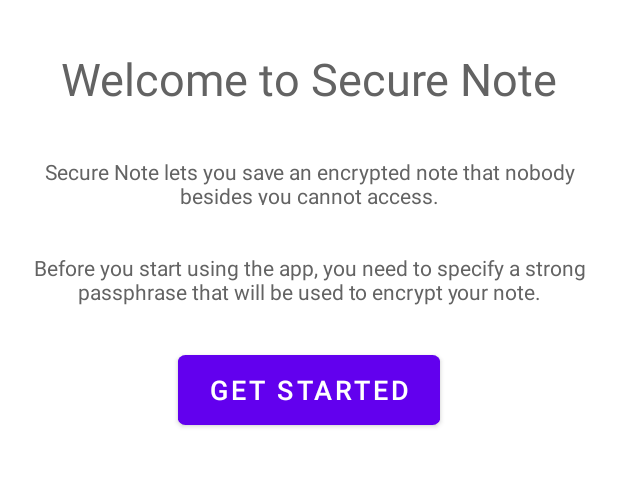
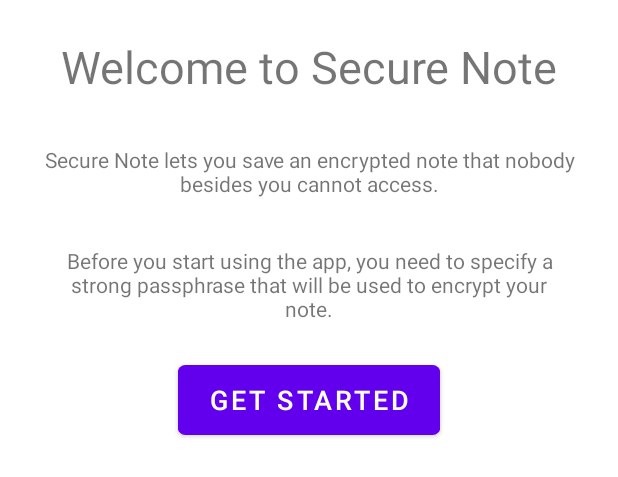
Before and after one commit to emkarcinos/DBSM_SecureNote, an Android app: the layout first_login_popup.xml on its own in the app's theme, with its tools: preview values and no code run, on a phone screen of 412 x 824 dp. Shown: the top 477 px of the screen. Run offline under Robolectric (Android 15) with nearby library versions, the light colour scheme and no system bars.

Commit message:
Now uses theme colors instead of fixed ones

```diff
--- a/app/src/main/res/drawable/round_corners.xml
+++ b/app/src/main/res/drawable/round_corners.xml
@@ -1,6 +1,6 @@
 <?xml version="1.0" encoding="utf-8"?>
 <shape xmlns:android="http://schemas.android.com/apk/res/android">
-    <solid android:color="@color/ic_launcher_background"/>
+    <solid android:color="?colorOnPrimary"/>
     <corners android:radius="20dp"/>
     <padding android:left="0dp" android:top="0dp" android:right="0dp" android:bottom="0dp" />
 </shape>
--- a/app/src/main/res/layout/first_login_popup.xml
+++ b/app/src/main/res/layout/first_login_popup.xml
@@ -1,7 +1,6 @@
 <?xml version="1.0" encoding="utf-8"?>
 <LinearLayout xmlns:android="http://schemas.android.com/apk/res/android"
     xmlns:app="http://schemas.android.com/apk/res-auto"
-    xmlns:tools="http://schemas.android.com/tools"
     android:layout_width="match_parent"
     android:layout_height="match_parent"
     android:background="@drawable/round_corners"
@@ -15,10 +14,9 @@
             android:id="@+id/textView"
             android:layout_width="wrap_content"
             android:layout_height="wrap_content"
-            android:layout_marginTop="32dp"
+            android:layout_marginTop="24dp"
             android:text="@string/welcome"
             android:textAlignment="center"
-            android:textColor="#636363"
             android:textSize="30sp"
             app:layout_constraintEnd_toEndOf="parent"
             app:layout_constraintStart_toStartOf="parent"
@@ -26,14 +24,13 @@
 
         <TextView
             android:id="@+id/textView3"
-            android:layout_width="381dp"
-            android:layout_height="35dp"
+            android:layout_width="0dp"
+            android:layout_height="wrap_content"
             android:layout_marginStart="32dp"
             android:layout_marginTop="32dp"
             android:layout_marginEnd="32dp"
             android:text="@string/first_run"
             android:textAlignment="center"
-            android:textColor="#636363"
             android:textSize="14sp"
             app:layout_constraintEnd_toEndOf="parent"
             app:layout_constraintStart_toStartOf="parent"
@@ -44,23 +41,24 @@
             android:layout_width="wrap_content"
             android:layout_height="wrap_content"
             android:layout_marginTop="32dp"
+            android:layout_marginBottom="32dp"
             android:scaleX="1.3"
             android:scaleY="1.3"
             android:text="@string/get_started_btn"
+            app:layout_constraintBottom_toBottomOf="parent"
             app:layout_constraintEnd_toEndOf="parent"
             app:layout_constraintStart_toStartOf="parent"
             app:layout_constraintTop_toBottomOf="@+id/textView3" />
 
         <TextView
             android:id="@+id/textView2"
-            android:layout_width="378dp"
-            android:layout_height="32dp"
+            android:layout_width="0dp"
+            android:layout_height="wrap_content"
             android:layout_marginStart="24dp"
             android:layout_marginTop="32dp"
             android:layout_marginEnd="24dp"
             android:text="@string/app_info"
             android:textAlignment="center"
-            android:textColor="#636363"
             android:textSize="14sp"
             app:layout_constraintEnd_toEndOf="parent"
             app:layout_constraintStart_toStartOf="parent"
```
